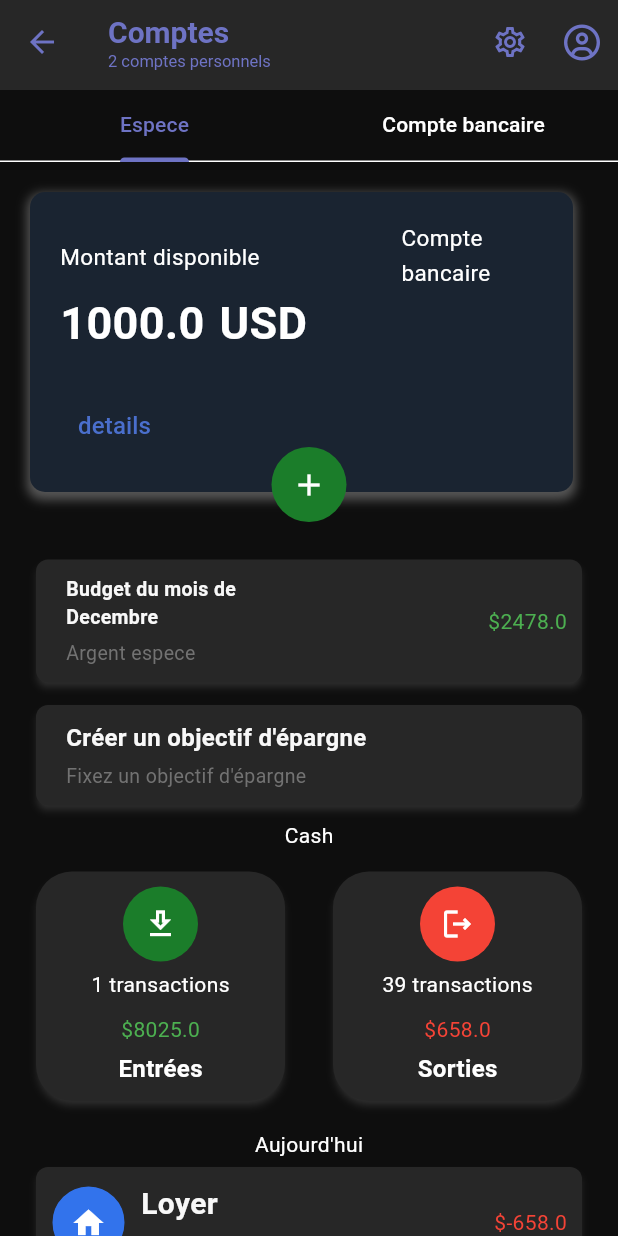
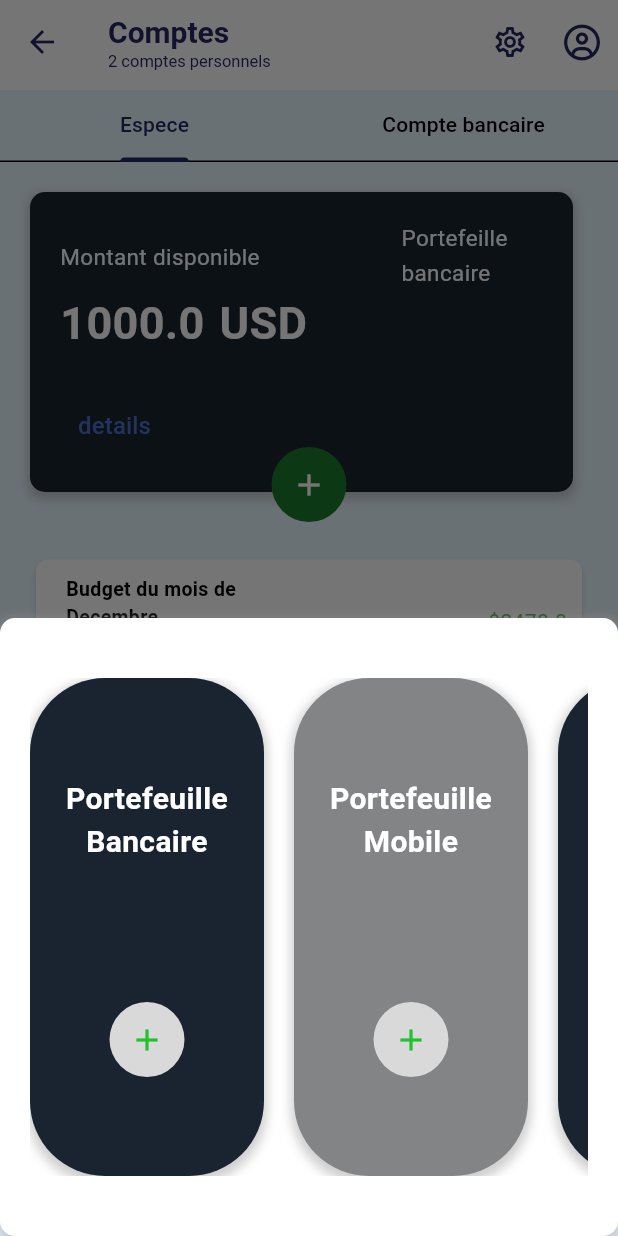
Before and after one commit to franckelysee/TrackMoney, a Flutter app: the ComptePage screen opened directly, after a tap on the "add" icon, on a phone screen of 412 x 824 dp. Run offline on Flutter 3.47's test engine with Material 3 defaults, Android fonts, the phone set to English and light mode, and no system bars; our stand-ins replace curved_navigation_bar, fl_chart, font_awesome_flutter, hive, hive_flutter; accounts and stored records are empty; generated files the repository leaves out were written again.

Commit message:
accounts

```diff
--- a/lib/models/account_model.dart
+++ b/lib/models/account_model.dart
@@ -14,7 +14,7 @@ class AccountModel extends HiveObject{
   @HiveField(2)
   String? type;
   @HiveField(3)
-  int? balance;
+  double? balance;
 
   AccountModel({required this.id, required this.name, required this.type, required this.balance});
 }
--- a/lib/templates/components/card.dart
+++ b/lib/templates/components/account/card.dart
@@ -1,13 +1,18 @@
 import 'package:flutter/material.dart';
 import 'package:provider/provider.dart';
+import 'package:trackmoney/templates/components/account/select_account_type.dart';
 import 'package:trackmoney/templates/components/button.dart';
+import 'package:trackmoney/templates/pages/screens/account_page.dart';
+import 'package:trackmoney/utils/account_type_enum.dart';
 import 'package:trackmoney/utils/app_config.dart';
 
 class CardComponent extends StatefulWidget {
-  const CardComponent({super.key, this.color, required this.amount, required this.accountType});
+  const CardComponent({super.key, this.color, required this.amount, required this.accountType, this.accountName, this.isCreating = false});
   final Color? color ;
   final double amount;
   final String accountType;
+  final bool isCreating;
+  final String? accountName;
   @override
   State<CardComponent> createState() => _CardComponentState();
 }
@@ -48,7 +53,7 @@ class _CardComponentState extends State<CardComponent> {
                   const Spacer(),
                   Expanded(
                     child: Text(
-                      widget.accountType,
+                      'Portefeille ${widget.accountType}',
                       style: TextStyle(
                         fontSize: 15,
                         color: Colors.white,
@@ -75,6 +80,7 @@ class _CardComponentState extends State<CardComponent> {
                 ],
               ),
               Spacer(),
+              if(!widget.isCreating)
               TextButton(
                 onPressed: () {},
                 child: Text(
@@ -85,13 +91,58 @@ class _CardComponentState extends State<CardComponent> {
                   ),
                 ),
               )
+              else
+              Text(
+                "${widget.accountName}",
+                style: TextStyle(
+                  color: Colors.white,
+                  fontSize: 16,
+                ),
+              ),
             ],
           ),
         ),
+        if(!widget.isCreating)
         CircularButton(
           icon: Icons.add,
           onpressed: () {
-            Provider.of<ThemeProvider>(context, listen: false).toggleTheme();
+            // Provider.of<ThemeProvider>(context, listen: false).toggleTheme();
+            // Navigator.push(context, MaterialPageRoute(builder: (context) => AccountPage()));
+            showModalBottomSheet(
+              context: context,
+              builder: (BuildContext context){
+                return Container(
+                  height: MediaQuery.of(context).size.height / 2,
+                  width: MediaQuery.of(context).size.width,
+                  decoration: BoxDecoration(
+                    color: Theme.of(context).cardColor,
+                    borderRadius: BorderRadius.circular(10),
+                    boxShadow: [
+                      BoxShadow(
+                        color: Colors.grey.withOpacity(0.5),
+                        spreadRadius: 2,
+                        blurRadius: 5,
+                        offset: const Offset(0, 3),
+                      ),
+                    ],
+                  ),
+                  child: Container(
+                    padding: EdgeInsets.symmetric(vertical: 40,horizontal: 20),
+                    child: ListView(
+                      scrollDirection: Axis.horizontal,
+                      children: [
+                        SelectAccountType(title: "Portefeuille Bancaire",backgroundColor: Color(0xFF1A2431),acountType: AccountTypeEnum.bancaire,),
+                        SizedBox(width: 20,),
+                        SelectAccountType(title: "Portefeuille Mobile",backgroundColor: Color(0xFF838486),acountType: AccountTypeEnum.mobile,),
+                        SizedBox(width: 20,),
+                        SelectAccountType(title: "Portefeuille Espece",backgroundColor: Color(0xFF1A2431),acountType: AccountTypeEnum.espece,),
+                      ],
+                    ),
+                  ),
+                );
+              }
+            );
+
           },
         )
       ],
--- /dev/null
+++ b/lib/templates/components/account/select_account_type.dart
@@ -0,0 +1,67 @@
+import 'package:flutter/material.dart';
+import 'package:trackmoney/templates/components/button.dart';
+import 'package:trackmoney/templates/pages/screens/account_page.dart';
+
+class SelectAccountType extends StatefulWidget {
+  final Color? backgroundColor;
+  final String acountType;
+  final String title;
+  const SelectAccountType(
+      {super.key,
+      required this.title,
+      this.backgroundColor,
+      required this.acountType});
+
+  @override
+  State<SelectAccountType> createState() => _SelectAccountTypeState();
+}
+
+class _SelectAccountTypeState extends State<SelectAccountType> {
+  @override
+  Widget build(BuildContext context) {
+    return Container(
+        padding: EdgeInsets.all(20),
+        decoration: BoxDecoration(
+          color: widget.backgroundColor ?? const Color(0xFF1A2431),
+          borderRadius: BorderRadius.circular(50),
+          boxShadow: [
+            BoxShadow(
+              color: Colors.grey.withOpacity(0.5),
+              spreadRadius: 2,
+              blurRadius: 5,
+              offset: const Offset(0, 3),
+            ),
+          ],
+        ),
+        height: MediaQuery.of(context).size.height / 3,
+        width: MediaQuery.of(context).size.width / 2 - 50,
+        child: Column(
+          mainAxisAlignment: MainAxisAlignment.spaceAround,
+          children: [
+            Text(
+              widget.title,
+              style: TextStyle(
+                color: Colors.white,
+                fontSize: 20,
+                fontWeight: FontWeight.bold,
+              ),
+              textAlign: TextAlign.center,
+            ),
+            CircularButton(
+              icon: Icons.add,
+              iconColor: Color(0xFF22C22D),
+              onpressed: () {
+                // Navigate to Add Account screen
+                Navigator.push(
+                  context,
+                  MaterialPageRoute(
+                    builder: (context) => AccountPage(type: widget.acountType,),
+                  ),
+                );
+              },
+              color: Color(0xFFD9D9D9),
+            )
+          ],
+        ));
+  }
+}
--- a/lib/templates/pages/screens/categorie.dart
+++ b/lib/templates/pages/screens/categorie.dart
@@ -3,10 +3,10 @@ import 'package:hive_flutter/hive_flutter.dart';
 import 'package:trackmoney/DataBase/database.dart';
 import 'package:trackmoney/models/category_model.dart';
 import 'package:trackmoney/templates/components/button.dart';
-import 'package:trackmoney/templates/components/category_card.dart';
+import 'package:trackmoney/templates/components/category/category_card.dart';
 import 'package:trackmoney/templates/components/customFormFields.dart';
 import 'package:trackmoney/templates/components/notificated_card.dart';
-import 'package:trackmoney/templates/components/spending_Modal.dart';
+import 'package:trackmoney/templates/components/category/category_modal.dart';
 import 'package:trackmoney/templates/header.dart';
 
 class CategoryPage extends StatefulWidget {
@@ -66,7 +66,7 @@ class _CategoryPageState extends State<CategoryPage> {
                         context: context,
                         builder: (BuildContext context) {
                           return SingleChildScrollView(
-                            child: CustomSpendingBottomModal(
+                            child: CustomCategoryModal(
                               categoryController: categoryController,
                               onCategoryAdded: (newCategory) {
                                 // Implémentez la logique d'ajout ici
--- a/lib/templates/pages/screens/compte.dart
+++ b/lib/templates/pages/screens/compte.dart
@@ -1,6 +1,9 @@
 import 'package:flutter/material.dart';
 import 'package:font_awesome_flutter/font_awesome_flutter.dart';
-import 'package:trackmoney/templates/components/card.dart';
+import 'package:hive/hive.dart';
+import 'package:trackmoney/DataBase/database.dart';
+import 'package:trackmoney/models/account_model.dart';
+import 'package:trackmoney/templates/components/account/card.dart';
 import 'package:trackmoney/templates/components/notificated_card.dart';
 import 'package:trackmoney/templates/components/transaction_card.dart';
 import 'package:trackmoney/templates/header.dart';
@@ -14,17 +17,25 @@ class ComptePage extends StatefulWidget {
 
 class _ComptePageState extends State<ComptePage> {
   static const tabAnimationDuration = Duration(milliseconds: 300);
-
+  List<AccountModel>  comptes = [];
   @override
   void initState() {
     super.initState();
+    fetchAccounts();
+  }
+  void fetchAccounts() async {
+    // comptes = await Database.getAllAccounts();
+    final box = await Hive.openBox<AccountModel>('accounts');
+    comptes = box.values.toList();
+    setState(() {});
+    print('comptes $comptes');
   }
   @override
   Widget build(BuildContext context) {
     return Scaffold(
       appBar: PreferredSize(
         preferredSize: Size.fromHeight(60),
-        child: AppHeader(title: 'Comptes', subtitle: '2 comptes personnels'),
+        child: AppHeader(title: 'Comptes', subtitle: '2 comptes personnels' ),
       ),
       body: DefaultTabController(
         animationDuration: tabAnimationDuration,
@@ -49,7 +60,7 @@ class _ComptePageState extends State<ComptePage> {
                       crossAxisAlignment: CrossAxisAlignment.center,
                       mainAxisAlignment: MainAxisAlignment.spaceAround,
                       children: [
-                        CardComponent(amount: 1000, accountType: 'Compte bancaire',),
+                        CardComponent(amount: 1000, accountType: 'bancaire',),
                         SizedBox(height: 20,),
                         NotificatedCard(title: 'Budget du mois de Decembre', titleSize: 13, subtitle: 'Argent espece', subtitleSize: 13, price: 2478,),
                         SizedBox(height: 5,),
--- /dev/null
+++ b/lib/utils/account_type_enum.dart
@@ -0,0 +1,5 @@
+class AccountTypeEnum{
+  static String bancaire = 'bancaire';
+  static String mobile = 'mobile';
+  static String espece = 'espece';
+}
```
Also changed, not shown: lib/templates/components/category/category_modal.dart (renamed from lib/templates/components/spending_Modal.dart, +5 -5 lines), lib/templates/pages/screens/account_page.dart (added, +169 -0 lines), lib/templates/pages/screens/ajouter.dart (+6 -3 lines), lib/models/account_model.g.dart, lib/templates/components/category/category_card.dart (renamed from lib/templates/components/category_card.dart), lib/utils/app_config.dart (line endings or trailing spaces).
